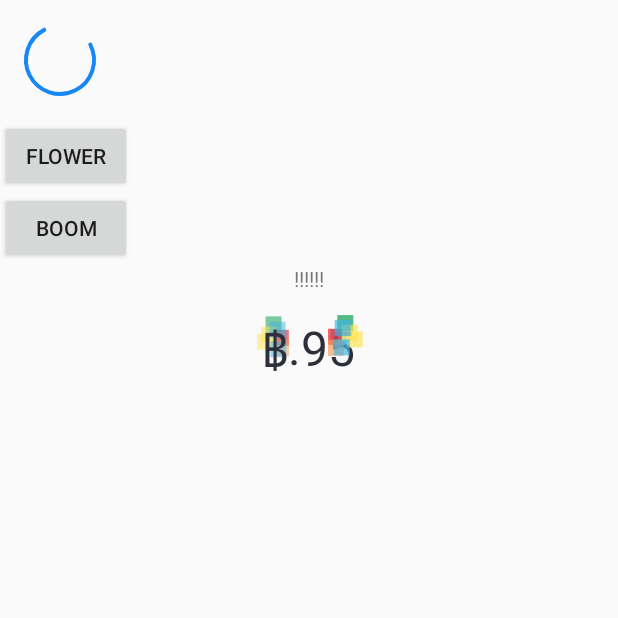
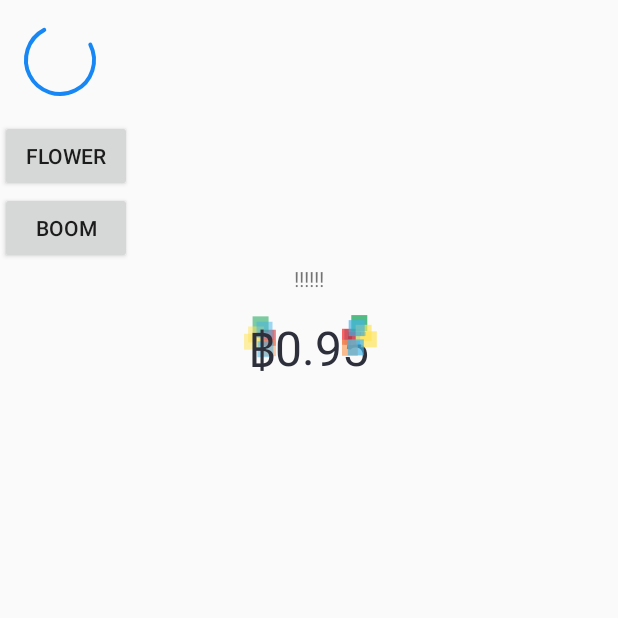
Before and after one commit to could-deng/WidgetModule, an Android app: the screen it shows after launch (ProgressTestActivity), after a tap on "BOOM", on a phone screen of 412 x 824 dp, the top half of it. Run offline under Robolectric (Android 15) with nearby library versions, the phone set to English and light mode, and no system bars; pictures from the network do not load; 1 other tap on this screen came first.

Commit message:
微微调整

```diff
--- a/widgetlibrary/src/main/java/com/sdk/dyq/widgetlibrary/bluepay/BoomNumberView.java
+++ b/widgetlibrary/src/main/java/com/sdk/dyq/widgetlibrary/bluepay/BoomNumberView.java
@@ -167,7 +167,7 @@ public class BoomNumberView extends RelativeLayout implements RandomTextView.Tex
     public void departNumToTwo(String numOrigin,String numAfter,String origin){
         originRightNum = origin;
 
-        DecimalFormat fnum = new DecimalFormat(".00");
+        DecimalFormat fnum = new DecimalFormat("0.00");
         float o1 = Float.parseFloat(numOrigin);
         String formatedNumOrigin = fnum.format(o1);
         float o2 = Float.parseFloat(numAfter);
@@ -200,12 +200,18 @@ public class BoomNumberView extends RelativeLayout implements RandomTextView.Tex
             soundPlayer = new BoomSoundPlayer(getContext());
         }
         if (soundPlayer == null) return;
-//        soundPlayer.playSingleSound(R.raw.pay_music_num_scroll);
+        soundPlayer.playSingleSound(R.raw.pay_music_num_scroll);
         if(randomTextView!=null){
             randomTextView.start(num1Origin,num1After,RandomTextView.FIRSTF_LAST,0);
         }
-        if(randomTextView2!=null){
-            randomTextView2.start(num2Origin,num2After,RandomTextView.FIRSTF_LAST,2);
+
+        if(num2Origin.equals("00") && num2After.equals("00") && randomTextView2 != null){
+            tv_dot.setVisibility(GONE);
+            randomTextView2.setVisibility(GONE);
+        }else {
+            if (randomTextView2 != null) {
+                randomTextView2.start(num2Origin, num2After, RandomTextView.FIRSTF_LAST, 2);
+            }
         }
 
 
```
